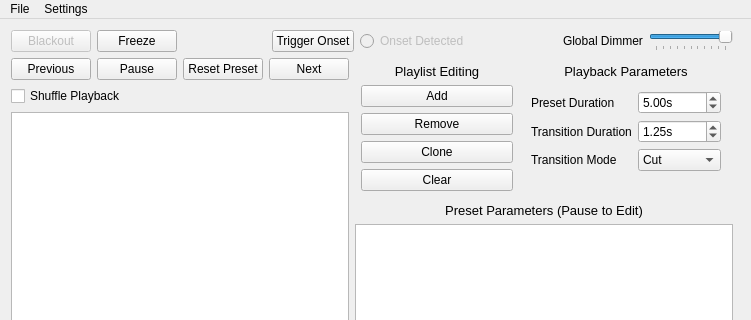
This is ui/firemix.ui in Openlights/firemix as Qt 5 draws it before an edit; both pictures show x 0 to 751 and y 0 to 320 of the 751 by 613 pixel window. The edited form follows.
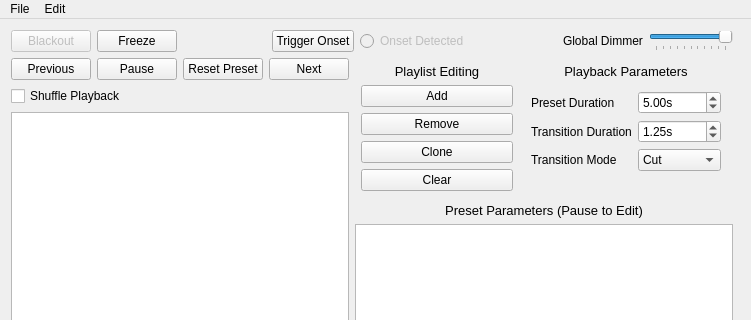
This is the edited form. Custom widgets are drawn as their Qt base class.

Commit message: Move networking settings to new settings dialog

```diff
--- a/ui/firemix.ui
+++ b/ui/firemix.ui
@@ -469,7 +469,7 @@
    </widget>
    <widget class="QMenu" name="menu_edit">
     <property name="title">
-     <string>Settings</string>
+     <string>Edit</string>
     </property>
     <addaction name="action_settings_networking"/>
     <addaction name="action_edit_settings"/>
```
Left out of the diff: 1 changed line with no effect on the pictures. The commit also changes 3 other files.
